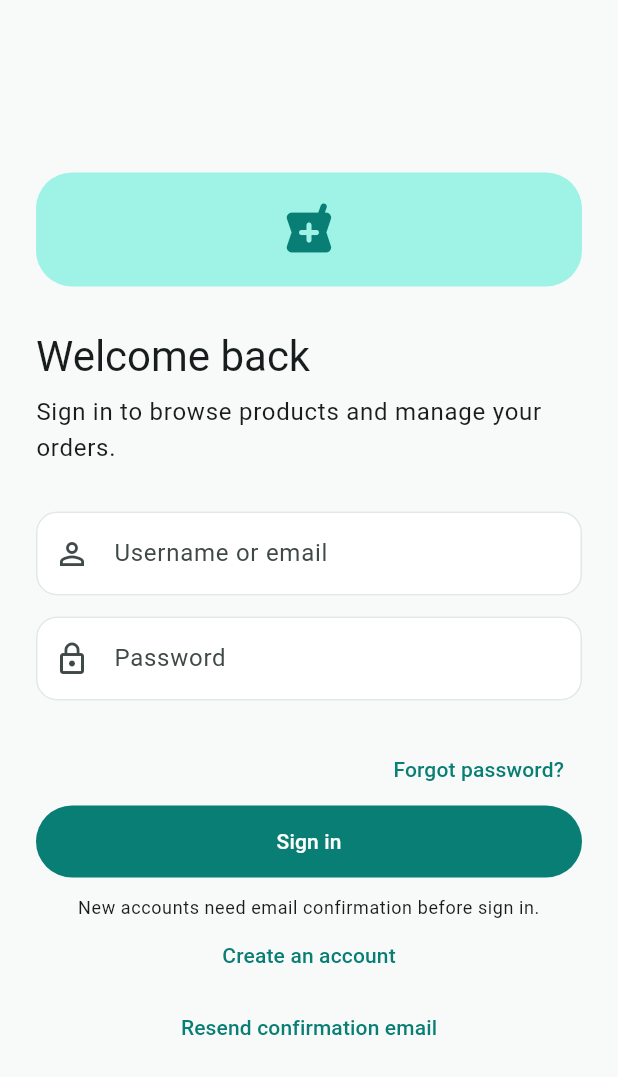
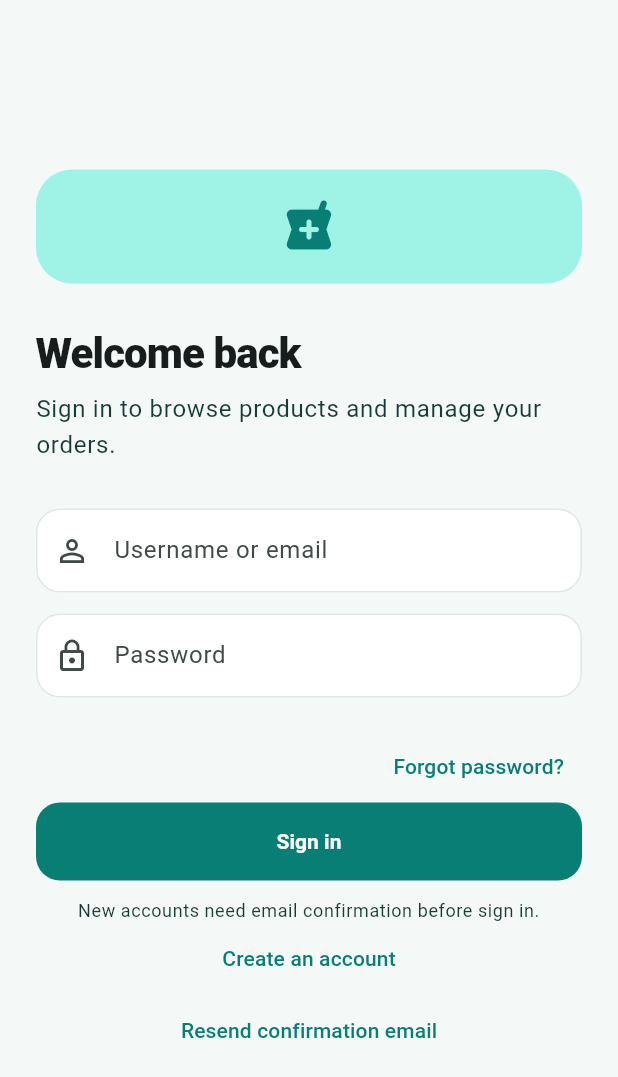
Before and after one commit to Azuree-Ali/PharmacyAPI, a Flutter app: the screen it shows after launch, on a phone screen of 412 x 824 dp. Shown: the top 1077 px of the screen. Run offline on Flutter 3.47's test engine with Material 3 defaults, Android fonts, the phone set to English and light mode, and no system bars; our stand-ins replace dio, flutter_riverpod, flutter_secure_storage; statements that could not run were skipped.

Commit message:
Refresh customer app visual system

```diff
--- a/PharmacyCustomerApp/lib/core/theme/app_theme.dart
+++ b/PharmacyCustomerApp/lib/core/theme/app_theme.dart
@@ -2,26 +2,61 @@ import 'package:flutter/material.dart';
 
 abstract final class AppTheme {
   static const _primary = Color(0xFF087E74);
+  static const _ink = Color(0xFF173B37);
+  static const _canvas = Color(0xFFF4F8F6);
 
-  static ThemeData get light => ThemeData(
-    useMaterial3: true,
-    colorScheme: ColorScheme.fromSeed(
+  static ThemeData get light {
+    final scheme = ColorScheme.fromSeed(
       seedColor: _primary,
       primary: _primary,
-      surface: const Color(0xFFF8FAF9),
-    ),
-    scaffoldBackgroundColor: const Color(0xFFF8FAF9),
-    inputDecorationTheme: InputDecorationTheme(
-      filled: true,
-      fillColor: Colors.white,
-      border: OutlineInputBorder(
-        borderRadius: BorderRadius.circular(14),
-        borderSide: BorderSide.none,
+      surface: Colors.white,
+      error: const Color(0xFFB42332),
+    );
+    final base = ThemeData(useMaterial3: true, colorScheme: scheme);
+    return base.copyWith(
+      scaffoldBackgroundColor: _canvas,
+      appBarTheme: const AppBarTheme(
+        backgroundColor: _canvas,
+        foregroundColor: _ink,
+        surfaceTintColor: Colors.transparent,
+        centerTitle: false,
+        titleTextStyle: TextStyle(color: _ink, fontSize: 20, fontWeight: FontWeight.w700),
       ),
-      enabledBorder: OutlineInputBorder(
-        borderRadius: BorderRadius.circular(14),
-        borderSide: const BorderSide(color: Color(0xFFE1E8E6)),
+      textTheme: base.textTheme.apply(bodyColor: _ink, displayColor: _ink).copyWith(
+        headlineMedium: base.textTheme.headlineMedium?.copyWith(fontWeight: FontWeight.w800, letterSpacing: -.6),
+        headlineSmall: base.textTheme.headlineSmall?.copyWith(fontWeight: FontWeight.w700, letterSpacing: -.35),
+        titleLarge: base.textTheme.titleLarge?.copyWith(fontWeight: FontWeight.w750),
+        titleMedium: base.textTheme.titleMedium?.copyWith(fontWeight: FontWeight.w600),
       ),
-    ),
-  );
+      cardTheme: CardThemeData(
+        color: Colors.white,
+        elevation: 0,
+        margin: EdgeInsets.zero,
+        surfaceTintColor: Colors.transparent,
+        shape: RoundedRectangleBorder(
+          borderRadius: BorderRadius.circular(20),
+          side: const BorderSide(color: Color(0xFFE5EEEB)),
+        ),
+      ),
+      inputDecorationTheme: InputDecorationTheme(
+        filled: true,
+        fillColor: Colors.white,
+        contentPadding: const EdgeInsets.symmetric(horizontal: 16, vertical: 16),
+        border: OutlineInputBorder(borderRadius: BorderRadius.circular(16), borderSide: BorderSide.none),
+        enabledBorder: OutlineInputBorder(borderRadius: BorderRadius.circular(16), borderSide: const BorderSide(color: Color(0xFFDCE8E4))),
+        focusedBorder: OutlineInputBorder(borderRadius: BorderRadius.circular(16), borderSide: const BorderSide(color: _primary, width: 1.5)),
+        errorBorder: OutlineInputBorder(borderRadius: BorderRadius.circular(16), borderSide: const BorderSide(color: Color(0xFFB42332))),
+      ),
+      filledButtonTheme: FilledButtonThemeData(style: FilledButton.styleFrom(minimumSize: const Size(48, 52), shape: RoundedRectangleBorder(borderRadius: BorderRadius.circular(16)), textStyle: const TextStyle(fontWeight: FontWeight.w700))),
+      outlinedButtonTheme: OutlinedButtonThemeData(style: OutlinedButton.styleFrom(minimumSize: const Size(48, 48), shape: RoundedRectangleBorder(borderRadius: BorderRadius.circular(16)), side: const BorderSide(color: Color(0xFFCBDDD7)))),
+      navigationBarTheme: NavigationBarThemeData(
+        height: 72,
+        backgroundColor: Colors.white,
+        indicatorColor: scheme.primaryContainer,
+        labelTextStyle: WidgetStateProperty.resolveWith((states) => TextStyle(fontSize: 12, fontWeight: states.contains(WidgetState.selected) ? FontWeight.w700 : FontWeight.w500)),
+      ),
+      snackBarTheme: SnackBarThemeData(behavior: SnackBarBehavior.floating, shape: RoundedRectangleBorder(borderRadius: BorderRadius.circular(14))),
+      progressIndicatorTheme: const ProgressIndicatorThemeData(color: _primary),
+    );
+  }
 }
--- a/PharmacyCustomerApp/lib/shared/presentation/widgets/product_card.dart
+++ b/PharmacyCustomerApp/lib/shared/presentation/widgets/product_card.dart
@@ -18,15 +18,22 @@ class ProductCard extends StatelessWidget {
           crossAxisAlignment: CrossAxisAlignment.start,
           children: [
             Expanded(
-              child: Container(
-                width: double.infinity,
-                color: colors.primaryContainer.withValues(alpha: .45),
-                alignment: Alignment.center,
-                child: Icon(
-                  Icons.medication_outlined,
-                  size: 42,
-                  color: colors.primary,
-                ),
+              child: Stack(
+                fit: StackFit.expand,
+                children: [
+                  DecoratedBox(
+                    decoration: BoxDecoration(
+                      gradient: LinearGradient(
+                        begin: Alignment.topLeft,
+                        end: Alignment.bottomRight,
+                        colors: [colors.primaryContainer.withValues(alpha: .8), const Color(0xFFF6FAF8)],
+                      ),
+                    ),
+                    child: Icon(Icons.medication_outlined, size: 48, color: colors.primary.withValues(alpha: .8)),
+                  ),
+                  if (product.requiresPrescription)
+                    const Positioned(top: 9, left: 9, child: Chip(visualDensity: VisualDensity.compact, label: Text('Rx'), padding: EdgeInsets.zero)),
+                ],
               ),
             ),
             Padding(
```
